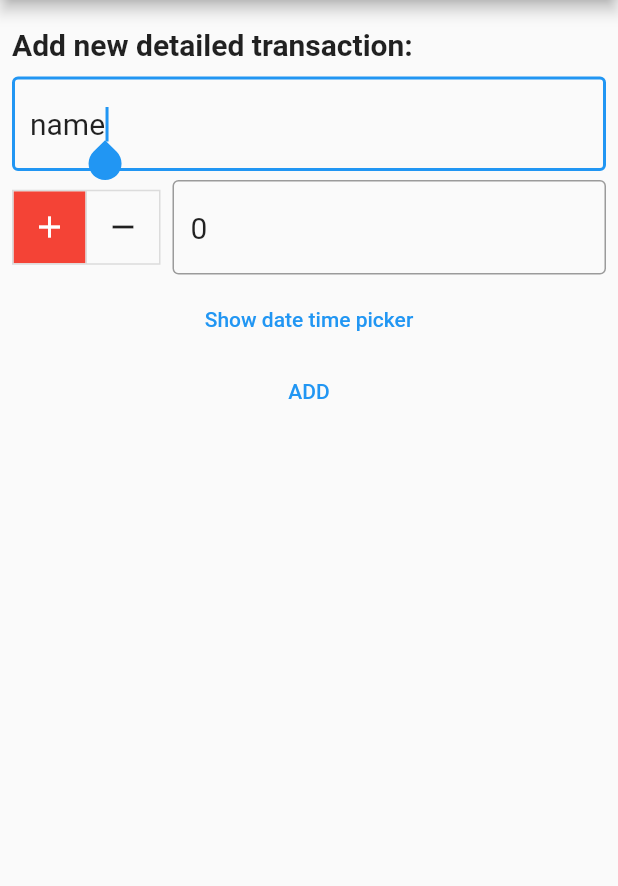
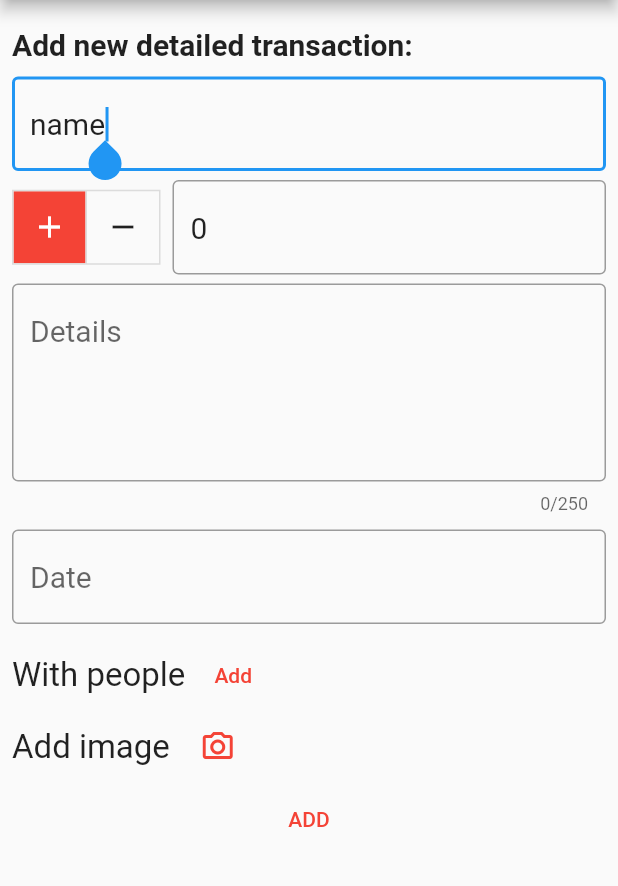
Before and after one commit to vluv99/flutter-money-manager, a Flutter app: the AddTransactionDetail screen opened directly, on a phone screen of 412 x 824 dp, the part 84-970 px from its top. Run offline on Flutter 3.47's test engine with Material 2 defaults, Android fonts, the phone set to English and light mode, and no system bars; drawn by our look-alikes of datetime_picker_formfield; our stand-ins replace auto_size_text, flutter_datetime_picker, google_maps_flutter, hive, hive_flutter, image_picker; missing offline and left inert: fluttercontactpicker, sticky_grouped_list; accounts and stored records are empty.

Commit message:
added add_details
img, contatcs pic, details etc

```diff
--- a/lib/add_transaction_detailed.dart
+++ b/lib/add_transaction_detailed.dart
@@ -1,10 +1,15 @@
+import 'dart:io';
+
 import 'package:flutter/material.dart';
 import 'package:flutter/services.dart';
 import 'package:flutter_datetime_picker/flutter_datetime_picker.dart';
+import 'package:fluttercontactpicker/fluttercontactpicker.dart';
+import 'package:image_picker/image_picker.dart';
 import 'package:intl/intl.dart';
 import 'package:money_manager_app/components/amount_input_widget.dart';
 import 'package:money_manager_app/components/fancy_button_windget.dart';
 import 'package:provider/provider.dart';
+import 'package:datetime_picker_formfield/datetime_picker_formfield.dart';
 
 import 'bottom_navbar_widget.dart';
 import 'model/transaction.dart';
@@ -14,10 +19,9 @@ var dateFormat = DateFormat('yyyy.MM.dd HH:mm');
 var currentcyFormatter = NumberFormat('#,##0', 'hu_HU');
 
 class AddTransactionDetail extends StatefulWidget {
-
   late Transaction transaction;
 
-  AddTransactionDetail({Key? key, Transaction? tr }) : super(key: key) {
+  AddTransactionDetail({Key? key, Transaction? tr}) : super(key: key) {
     tr ??= Transaction(amount: 0, name: "name", date: DateTime.now());
 
     transaction = tr;
@@ -27,7 +31,6 @@ class AddTransactionDetail extends StatefulWidget {
   State<AddTransactionDetail> createState() =>
       _AddTransactionDetailState(transaction: transaction);
 }
-
 
 class _AddTransactionDetailState extends State<AddTransactionDetail> {
   final GlobalKey<FormState> _formKey = GlobalKey<FormState>();
@@ -39,14 +42,15 @@ class _AddTransactionDetailState extends State<AddTransactionDetail> {
   _AddTransactionDetailState({required this.transaction});
 
   void _saveTransaction(BuildContext context) {
-    if(! _formKey.currentState!.validate()){
+    if (!_formKey.currentState!.validate()) {
       return;
     }
     print("👍");
 
     _formKey.currentState!.save();
 
-    Provider.of<TransactionModel>(context, listen: false).addTransaction(transaction);
+    Provider.of<TransactionModel>(context, listen: false)
+        .addTransaction(transaction);
 
     Navigator.pop(context);
   }
@@ -62,14 +66,17 @@ class _AddTransactionDetailState extends State<AddTransactionDetail> {
           padding: const EdgeInsets.all(8.0),
           child: Form(
             key: _formKey,
+            child: SingleChildScrollView(
               child: Column(
                 crossAxisAlignment: CrossAxisAlignment.stretch,
                 children: [
                   Container(
                     margin: const EdgeInsets.fromLTRB(0, 10, 0, 10),
-                  child: const Text('Add new detailed transaction:',
-                    style: TextStyle(
-                        fontSize: 20, fontWeight: FontWeight.bold),),
+                    child: const Text(
+                      'Add new detailed transaction:',
+                      style:
+                          TextStyle(fontSize: 20, fontWeight: FontWeight.bold),
+                    ),
                   ),
 
                   TextFormField(
@@ -84,13 +91,13 @@ class _AddTransactionDetailState extends State<AddTransactionDetail> {
                       }
                       return null;
                     },
-                  initialValue: transaction.name ,
-                  onSaved: (value){
+                    initialValue: transaction.name,
+                    onSaved: (value) {
                       transaction.name = value ?? "";
                     },
                     style: const TextStyle(fontSize: 20),
                   ),
-                Container(
+                  SizedBox(
                     height: 75,
                     child: Row(
                       children: [
@@ -119,16 +126,17 @@ class _AddTransactionDetailState extends State<AddTransactionDetail> {
                                 FilteringTextInputFormatter.digitsOnly
                               ],
                               validator: (String? value) {
-                              if (value == null || value.isEmpty) {
+                                if (value == null || value == "0" || value.isEmpty) {
                                   return 'Please enter an amount';
                                 }
                                 return null;
                               },
                               initialValue: transaction.amount.toString(),
-                            onSaved: (value){
-                              transaction.amount = int.parse(value ?? "0") * (_isSelected[1] ? -1 : 1);
+                              onSaved: (value) {
+                                transaction.amount = int.parse(value ?? "0") *
+                                    (_isSelected[1] ? -1 : 1);
                               },
-                            style: TextStyle(fontSize: 20),
+                              style: const TextStyle(fontSize: 20),
                             ),
                           ),
                         ),
@@ -136,33 +144,145 @@ class _AddTransactionDetailState extends State<AddTransactionDetail> {
                     ),
                   ),
 
+                  TextFormField(
+                    keyboardType: TextInputType.multiline,
+                    minLines: 4,
+                    maxLines: null,
+                    maxLength: 250,
+                    decoration: const InputDecoration(
+                      border: OutlineInputBorder(),
+                      hintText: 'Details',
+                    ),
+                    autofocus: true,
+                    /*validator: (String? value) {
+                      if (value == null || value.isEmpty) {
+                        return 'Please enter a transaction detail';
+                      }
+                      return null;
+                    },*/
+                    //initialValue: transaction.name ,
+                    onSaved: (value) {
+                      transaction.note = value ?? "";
+                    },
+                    style: const TextStyle(fontSize: 20),
+                  ),
+
+                  Container(
+                    margin: const EdgeInsets.fromLTRB(0, 10, 0, 10),
+                    child: DateTimeField(
+                        format: dateFormat,
+                        decoration: const InputDecoration(
+                          border: OutlineInputBorder(),
+                          hintText: 'Date',
+                        ),
+                        style: const TextStyle(fontSize: 20),
+                        onShowPicker: (context, currentValue) async {
+                          final date = await showDatePicker(
+                              context: context,
+                              firstDate: DateTime(1900),
+                              initialDate: currentValue ?? DateTime.now(),
+                              lastDate: DateTime(2100));
+                          if (date != null) {
+                            final time = await showTimePicker(
+                              context: context,
+                              initialTime: TimeOfDay.fromDateTime(
+                                  currentValue ?? DateTime.now()),
+                            );
+                            return DateTimeField.combine(date, time);
+                          } else {
+                            return currentValue;
+                          }
+                        },
+                        onSaved: (value) {
+                          transaction.date = value ?? DateTime.now();
+                        }),
+                  ),
+
+                  Container(
+                    child: Column(
+                      children: [
+                        Row(
+                          children:[
+                             const Text(
+                                 "With people",
+                                     style: TextStyle(
+                                       fontSize: 22
+                                     ),
+                             ),
                              TextButton(
-                    onPressed: () {
-                      DatePicker.showDateTimePicker(context,
-                          showTitleActions: true,
-                          minTime: DateTime(2018, 3, 5),
-                          maxTime: DateTime(2019, 6, 7),
-                          onChanged: (date) {
-                            print('change $date');
+                               onPressed: () async {
+                                 final PhoneContact contact =
+                                     await FlutterContactPicker.pickPhoneContact();
+                                 if(contact.fullName != null) {
+                                   setState(() {
+                                     transaction.people.add(contact.fullName!);
+                                   });
+                                 }
                                },
-                          onConfirm: (date) {
-                            print('confirm $date');
+                                child: const Text("Add", style: TextStyle(color: Colors.red)),
+                              ),
+                          ]
+                        ),
+                        ListView.builder(
+                          shrinkWrap: true,
+                            itemCount: transaction.people.length,
+                            itemBuilder: (context, index) {
+                              return Container(
+                                child: Row(
+                                  children: [
+                                    Text(transaction.people[index]),
+                                    const Spacer(),
+                                    TextButton(
+                                      child: const Icon(Icons.close, color: Colors.red,),
+                                      onPressed: (){
+                                        setState((){
+                                          transaction.people.removeAt(index);
+                                        });
                                       },
-                          currentTime: DateTime.now(),
-                          locale: LocaleType.en);
-                    },
-                    child: Text(
-                      'Show date time picker',
-                      style: TextStyle(color: Colors.blue),
-                    )),
-
-                //FancyButtonWidget(text: 'Add more details', onPressed: (){})
-
-                TextButton(onPressed: ()=>_saveTransaction(context), child: Text("ADD"))
+                                    )
                                   ],
                                 ),
+                              );
+                            },
                         )
+                      ],
+                    ),
+                  ),
+                  //FancyButtonWidget(text: 'Add more details', onPressed: (){})
+                  Row(
+                    children: [
+                      const Text("Add image", style: TextStyle(
+                          fontSize: 22
+                      )),
+                      TextButton(
+                          onPressed: () async {
+                        final ImagePicker _picker = ImagePicker();
+                        // Pick an image
+                        final XFile? image = await _picker.pickImage(source: ImageSource.camera);
+                        if(image != null) {
+                          setState(() {
+                            transaction.imagePath = image!.path;
+                          });
+                        }
+                      },
+                          child: const Icon(Icons.camera_alt_outlined , color: Colors.red)),
+                    ],
+                  ),
+                  if(transaction.imagePath != null)
+                    Image.file(File(transaction.imagePath!)),
 
+
+
+
+
+                  TextButton(
+                    onPressed: () => _saveTransaction(context),
+                    child: const Text("ADD", style: TextStyle(color: Colors.red)),
+                  )
+                ],
+              ),
+            ),
+          )
 
           //  Column(crossAxisAlignment: CrossAxisAlignment.stretch, children: [
           //Container(
@@ -176,6 +296,4 @@ class _AddTransactionDetailState extends State<AddTransactionDetail> {
           ),
     );
   }
-
-
 }
--- a/lib/model/transaction.dart
+++ b/lib/model/transaction.dart
@@ -29,7 +29,11 @@ class Transaction {
   double lng = -122.677433;
 
   @HiveField(6)
-  List<String> people = ['Peter', 'Bali', 'Pea'];
+  List<String> people = [];//['Peter', 'Bali', 'Pea'];
+
+
+  @HiveField(7)
+  String? imagePath;
 
   Transaction({required this.amount, required this.name, required this.date});
 
--- a/pubspec.yaml
+++ b/pubspec.yaml
@@ -55,6 +55,9 @@ dependencies:
   intl: ^0.17.0
   sticky_grouped_list: ^2.0.0-nullsafety.2
   flutter_datetime_picker: ^1.5.1
+  datetime_picker_formfield: ^2.0.0
+  fluttercontactpicker: ^4.6.0
+  image_picker: ^0.8.4+5
 
 dev_dependencies:
   flutter_test:
```
Also changed, not shown: lib/transaction_detail.dart (+14 -6 lines), pubspec.lock, 1 other file. Lines whose indentation alone changed are shown as unchanged.
